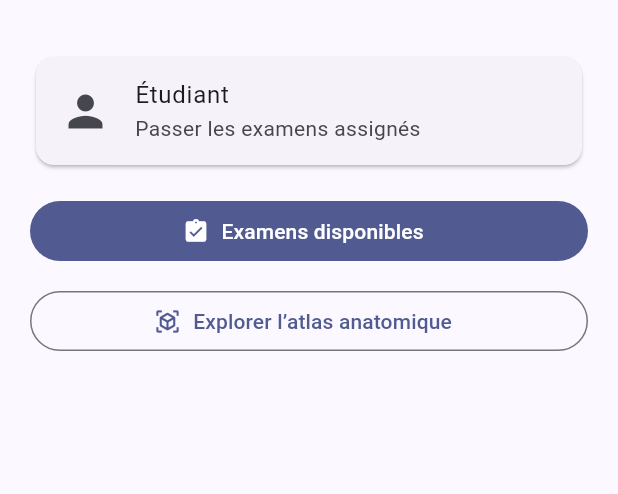
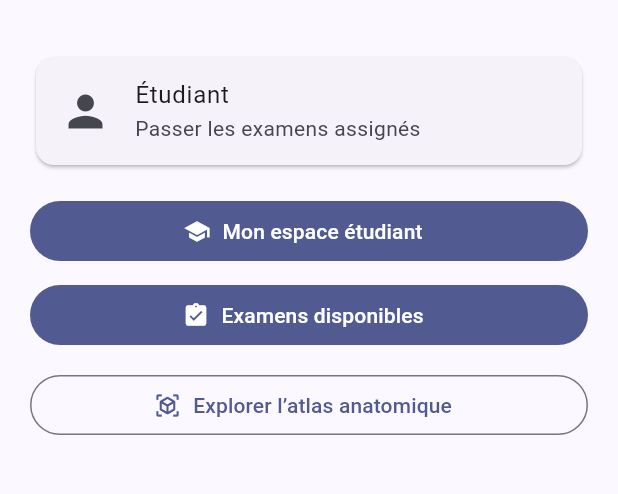
Before and after one commit to Connacri/AnatomyZ, a Flutter app: the screen it shows after launch, after a tap on "Étudiant", on a phone screen of 412 x 824 dp, the part 63-557 px from its top. Run offline on Flutter 3.47's test engine with Material 3 defaults, Android fonts, the phone set to English and light mode, and no system bars; missing offline and left inert: interactive_3d.

Commit message:
feat: connect academic dashboards to role home

```diff
--- a/flutter_app/lib/screens/role_home.dart
+++ b/flutter_app/lib/screens/role_home.dart
@@ -1,6 +1,7 @@
 import 'package:flutter/material.dart';
 
 import '../models/anatomy_role.dart';
+import 'academic_dashboard.dart';
 import 'anatomy_home.dart';
 import 'professor_exam_editor.dart';
 import 'student_exam_list.dart';
@@ -27,6 +28,15 @@ class RoleHomePage extends StatelessWidget {
             ),
           ),
           const SizedBox(height: 16),
+          FilledButton.icon(
+            icon: Icon(role == AnatomyRole.professor ? Icons.dashboard : Icons.school),
+            label: Text(role == AnatomyRole.professor ? 'Espace professeur' : 'Mon espace étudiant'),
+            onPressed: () => Navigator.push(
+              context,
+              MaterialPageRoute(builder: (_) => AcademicDashboardPage(role: role)),
+            ),
+          ),
+          const SizedBox(height: 8),
           if (role == AnatomyRole.professor) ...[
             FilledButton.icon(
               icon: const Icon(Icons.add_task),
```
